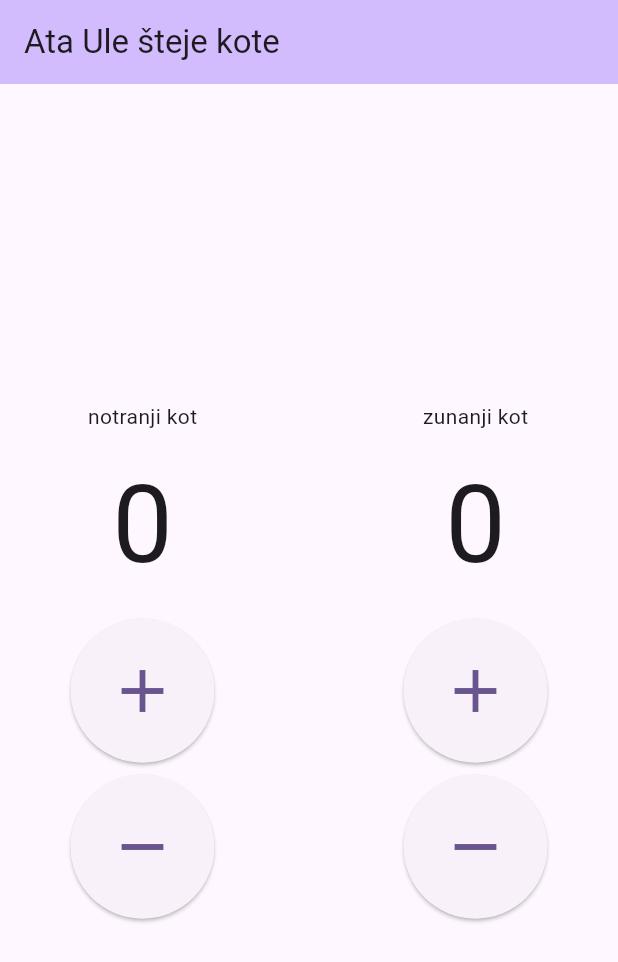
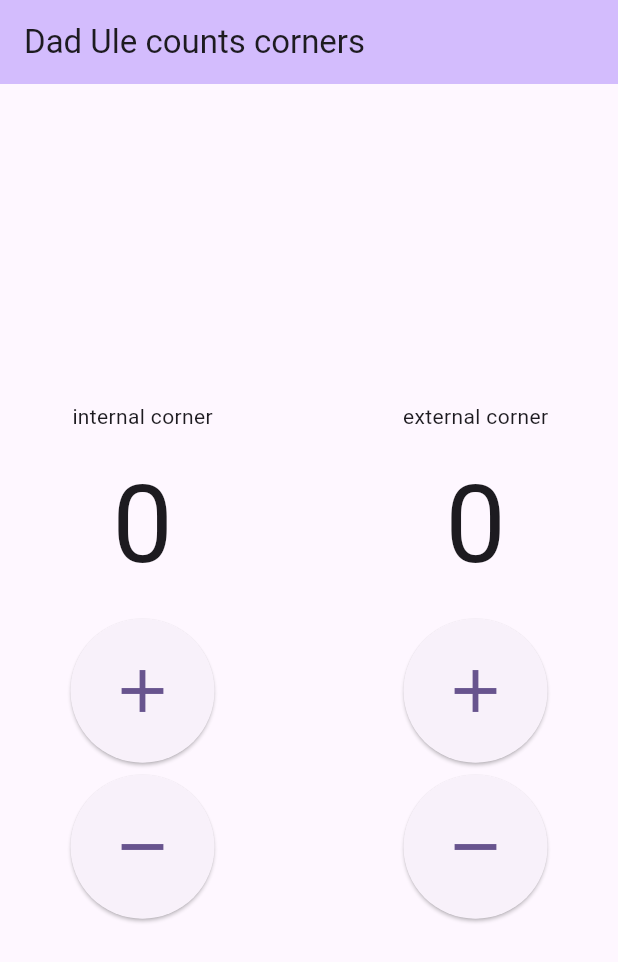
Before and after one commit to ulebule/mega_count, a Flutter app: the screen it shows after launch, on a phone screen of 412 x 824 dp. Shown: the top 962 px of the screen. Run offline on Flutter 3.47's test engine with Material 3 defaults, Android fonts, the phone set to English and light mode, and no system bars; our stand-ins replace vibration.

Commit message:
localisation added

````diff
--- a/lib/home_page.dart
+++ b/lib/home_page.dart
@@ -1,4 +1,5 @@
 import 'package:flutter/material.dart';
+import 'package:mega_count/l10n/app_localizations.dart';
 import 'counter_column.dart';
 import 'utils/vibration_helper.dart';
 
@@ -48,7 +49,7 @@ class _MyHomePageState extends State<MyHomePage> {
     return Scaffold(
       appBar: AppBar(
         backgroundColor: Theme.of(context).colorScheme.inversePrimary,
-        title: Text(widget.title),
+        title: Text(AppLocalizations.of(context)?.appTitle ?? widget.title),
       ),
       body: Center(
         child: Row(
@@ -56,7 +57,9 @@ class _MyHomePageState extends State<MyHomePage> {
           children: [
             Expanded(
               child: CounterColumn(
-                label: 'notranji kot',
+                label:
+                    AppLocalizations.of(context)?.internalCorner ??
+                    'notranji kot',
                 value: _counter,
                 onIncrement: _incrementCounter,
                 onDecrement: _decrementCounter,
@@ -65,7 +68,9 @@ class _MyHomePageState extends State<MyHomePage> {
             const SizedBox(width: 32),
             Expanded(
               child: CounterColumn(
-                label: 'zunanji kot',
+                label:
+                    AppLocalizations.of(context)?.externalCorner ??
+                    'zunanji kot',
                 value: _counterZunanji,
                 onIncrement: _incrementCounterZunanji,
                 onDecrement: _decrementCounterZunanji,
--- /dev/null
+++ b/lib/l10n/app_localizations.dart
@@ -0,0 +1,147 @@
+import 'dart:async';
+
+import 'package:flutter/foundation.dart';
+import 'package:flutter/widgets.dart';
+import 'package:flutter_localizations/flutter_localizations.dart';
+import 'package:intl/intl.dart' as intl;
+
+import 'app_localizations_en.dart';
+import 'app_localizations_sl.dart';
+
+// ignore_for_file: type=lint
+
+/// Callers can lookup localized strings with an instance of AppLocalizations
+/// returned by `AppLocalizations.of(context)`.
+///
+/// Applications need to include `AppLocalizations.delegate()` in their app's
+/// `localizationDelegates` list, and the locales they support in the app's
+/// `supportedLocales` list. For example:
+///
+/// ```dart
+/// import 'l10n/app_localizations.dart';
+///
+/// return MaterialApp(
+///   localizationsDelegates: AppLocalizations.localizationsDelegates,
+///   supportedLocales: AppLocalizations.supportedLocales,
+///   home: MyApplicationHome(),
+/// );
+/// ```
+///
+/// ## Update pubspec.yaml
+///
+/// Please make sure to update your pubspec.yaml to include the following
+/// packages:
+///
+/// ```yaml
+/// dependencies:
+///   # Internationalization support.
+///   flutter_localizations:
+///     sdk: flutter
+///   intl: any # Use the pinned version from flutter_localizations
+///
+///   # Rest of dependencies
+/// ```
+///
+/// ## iOS Applications
+///
+/// iOS applications define key application metadata, including supported
+/// locales, in an Info.plist file that is built into the application bundle.
+/// To configure the locales supported by your app, you’ll need to edit this
+/// file.
+///
+/// First, open your project’s ios/Runner.xcworkspace Xcode workspace file.
+/// Then, in the Project Navigator, open the Info.plist file under the Runner
+/// project’s Runner folder.
+///
+/// Next, select the Information Property List item, select Add Item from the
+/// Editor menu, then select Localizations from the pop-up menu.
+///
+/// Select and expand the newly-created Localizations item then, for each
+/// locale your application supports, add a new item and select the locale
+/// you wish to add from the pop-up menu in the Value field. This list should
+/// be consistent with the languages listed in the AppLocalizations.supportedLocales
+/// property.
+abstract class AppLocalizations {
+  AppLocalizations(String locale)
+    : localeName = intl.Intl.canonicalizedLocale(locale.toString());
+
+  final String localeName;
+
+  static AppLocalizations? of(BuildContext context) {
+    return Localizations.of<AppLocalizations>(context, AppLocalizations);
+  }
+
+  static const LocalizationsDelegate<AppLocalizations> delegate =
+      _AppLocalizationsDelegate();
+
+  /// A list of this localizations delegate along with the default localizations
+  /// delegates.
+  ///
+  /// Returns a list of localizations delegates containing this delegate along with
+  /// GlobalMaterialLocalizations.delegate, GlobalCupertinoLocalizations.delegate,
+  /// and GlobalWidgetsLocalizations.delegate.
+  ///
+  /// Additional delegates can be added by appending to this list in
+  /// MaterialApp. This list does not have to be used at all if a custom list
+  /// of delegates is preferred or required.
+  static const List<LocalizationsDelegate<dynamic>> localizationsDelegates =
+      <LocalizationsDelegate<dynamic>>[
+        delegate,
+        GlobalMaterialLocalizations.delegate,
+        GlobalCupertinoLocalizations.delegate,
+        GlobalWidgetsLocalizations.delegate,
+      ];
+
+  /// A list of this localizations delegate's supported locales.
+  static const List<Locale> supportedLocales = <Locale>[
+    Locale('en'),
+    Locale('sl'),
+  ];
+
+  /// No description provided for @appTitle.
+  ///
+  /// In en, this message translates to:
+  /// **'Ata Ule counts corners'**
+  String get appTitle;
+
+  /// No description provided for @internalCorner.
+  ///
+  /// In en, this message translates to:
+  /// **'internal corner'**
+  String get internalCorner;
+
+  /// No description provided for @externalCorner.
+  ///
+  /// In en, this message translates to:
+  /// **'external corner'**
+  String get externalCorner;
+}
+
+class _AppLocalizationsDelegate
+    extends LocalizationsDelegate<AppLocalizations> {
+  const _AppLocalizationsDelegate();
+
+  @override
+  Future<AppLocalizations> load(Locale locale) {
+    return SynchronousFuture<AppLocalizations>(lookupAppLocalizations(locale));
+  }
+
+  @override
+  bool isSupported(Locale locale) =>
+      <String>['en', 'sl'].contains(locale.languageCode);
+
+  @override
+  bool shouldReload(_AppLocalizationsDelegate old) => false;
+}
+
+AppLocalizations lookupAppLocalizations(Locale locale) {
+  // Lookup logic when only language code is specified.
+  switch (locale.languageCode) {
+    case 'en':
+      return AppLocalizationsEn();
+    case 'sl':
+      return AppLocalizationsSl();
+    default:
+      return AppLocalizationsEn();
+  }
+}
--- /dev/null
+++ b/lib/l10n/app_localizations_en.dart
@@ -0,0 +1,19 @@
+// ignore: unused_import
+import 'package:intl/intl.dart' as intl;
+import 'app_localizations.dart';
+
+// ignore_for_file: type=lint
+
+/// The translations for English (`en`).
+class AppLocalizationsEn extends AppLocalizations {
+  AppLocalizationsEn([String locale = 'en']) : super(locale);
+
+  @override
+  String get appTitle => 'Dad Ule counts corners';
+
+  @override
+  String get internalCorner => 'internal corner';
+
+  @override
+  String get externalCorner => 'external corner';
+}
--- /dev/null
+++ b/lib/l10n/app_localizations_sl.dart
@@ -0,0 +1,19 @@
+// ignore: unused_import
+import 'package:intl/intl.dart' as intl;
+import 'app_localizations.dart';
+
+// ignore_for_file: type=lint
+
+/// The translations for Slovenian (`sl`).
+class AppLocalizationsSl extends AppLocalizations {
+  AppLocalizationsSl([String locale = 'sl']) : super(locale);
+
+  @override
+  String get appTitle => 'Ata Ule šteje kote';
+
+  @override
+  String get internalCorner => 'notranji kot';
+
+  @override
+  String get externalCorner => 'zunanji kot';
+}
--- a/lib/main.dart
+++ b/lib/main.dart
@@ -1,6 +1,8 @@
 import 'package:flutter/material.dart';
 import 'package:flutter/services.dart';
+import 'package:mega_count/l10n/app_localizations.dart';
 import 'package:vibration/vibration.dart';
+import 'package:flutter_localizations/flutter_localizations.dart';
 import 'home_page.dart';
 
 void main() {
@@ -22,7 +24,14 @@
       theme: ThemeData(
         colorScheme: ColorScheme.fromSeed(seedColor: Colors.deepPurple),
       ),
-      home: const MyHomePage(title: 'Ata Ule šteje kote'),
+      localizationsDelegates: const [
+        AppLocalizations.delegate,
+        GlobalMaterialLocalizations.delegate,
+        GlobalWidgetsLocalizations.delegate,
+        GlobalCupertinoLocalizations.delegate,
+      ],
+      supportedLocales: const [Locale('en'), Locale('sl')],
+      home: const MyHomePage(title: ''),
     );
   }
 }
--- a/pubspec.yaml
+++ b/pubspec.yaml
@@ -2,7 +2,7 @@ name: mega_count
 description: "A new Flutter project."
 # The following line prevents the package from being accidentally published to
 # pub.dev using `flutter pub publish`. This is preferred for private packages.
-publish_to: 'none' # Remove this line if you wish to publish to pub.dev
+publish_to: "none" # Remove this line if you wish to publish to pub.dev
 
 # The following defines the version and build number for your application.
 # A version number is three numbers separated by dots, like 1.2.43
@@ -30,6 +30,8 @@ environment:
 dependencies:
   flutter:
     sdk: flutter
+  flutter_localizations:
+    sdk: flutter
 
   # The following adds the Cupertino Icons font to your application.
   # Use with the CupertinoIcons class for iOS style icons.
@@ -52,6 +54,7 @@ dev_dependencies:
 
 # The following section is specific to Flutter packages.
 flutter:
+  generate: true
 
   # The following line ensures that the Material Icons font is
   # included with your application, so that you can use the icons in
````
Also changed, not shown: pubspec.lock.
